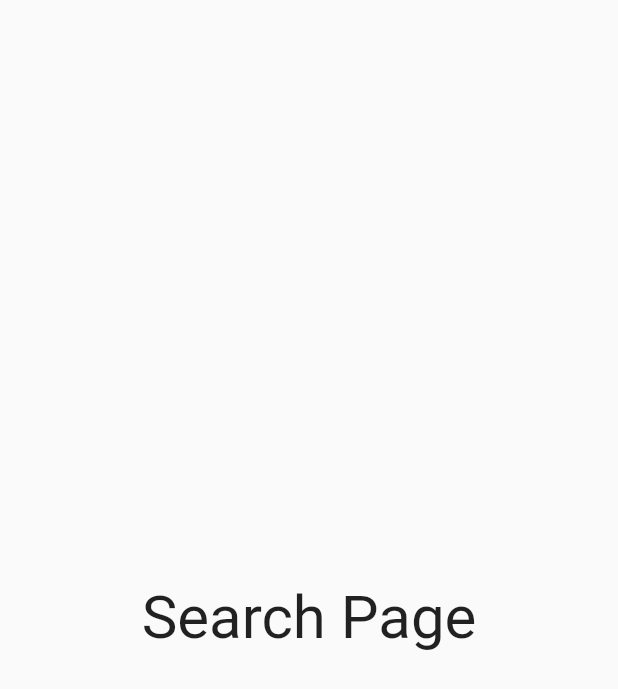
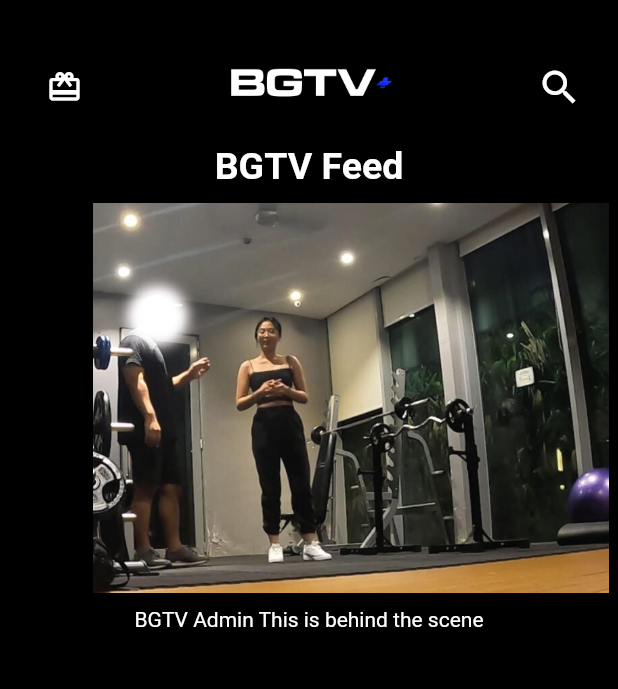
Before and after one commit to arshadmallik47/bgtv_App, a Flutter app: the FeedPage screen opened directly, on a phone screen of 412 x 824 dp. Shown: the top 689 px of the screen. Run offline on Flutter 3.47's test engine with Material 2 defaults, Android fonts, the phone set to English and light mode, and no system bars; our stand-ins replace persistent_bottom_nav_bar.

Commit message:
feed page setup

```diff
--- a/lib/ui/main_screen/pages/feed_page.dart
+++ b/lib/ui/main_screen/pages/feed_page.dart
@@ -4,11 +4,40 @@ class FeedPage extends StatelessWidget {
 
   @override
   Widget build(BuildContext context) {
-    return const Scaffold(
-      body: Center(
-        child: Text(
-          'Search Page', style: TextStyle(fontSize: 40),
-        ),
+    return  Scaffold(
+      backgroundColor: Colors.black,
+
+
+      body: Column(
+
+        children: [
+          SizedBox(height: 30,),
+          AppBar(
+                    backgroundColor: Colors.black,
+        title: Image.asset('assets/images/applogo.png', height: 120,),
+        centerTitle: true,
+        actions: [
+          IconButton(  padding: EdgeInsets.only(right: 30), onPressed: (){}, icon: Icon(Icons.search, size: 30, color: Colors.white, ))
+        ],
+        leading: IconButton(
+          padding: EdgeInsets.only(left: 30),
+          onPressed: (){}, icon: Icon(Icons.card_giftcard_outlined, color: Colors.white,)),
+          ),
+          SizedBox(height: 10,),
+          Text('BGTV Feed', style: TextStyle(color: Colors.white, fontSize:25, fontWeight: FontWeight.bold ),),
+          SizedBox(height: 10,),
+          Container(
+            margin: EdgeInsets.only(left: 62, right: 6),
+            decoration: BoxDecoration(
+              image: DecorationImage(image: AssetImage('assets/images/image2.jpg'), fit:BoxFit.cover)
+            ),
+            height: 260,
+            width: double.infinity,
+           // color: Colors.amber,
+          ),
+          SizedBox(height: 10,),
+          Text('BGTV Admin This is behind the scene', style: TextStyle(color: Colors.white),)
+        ],
       ),
     );
   }
```
